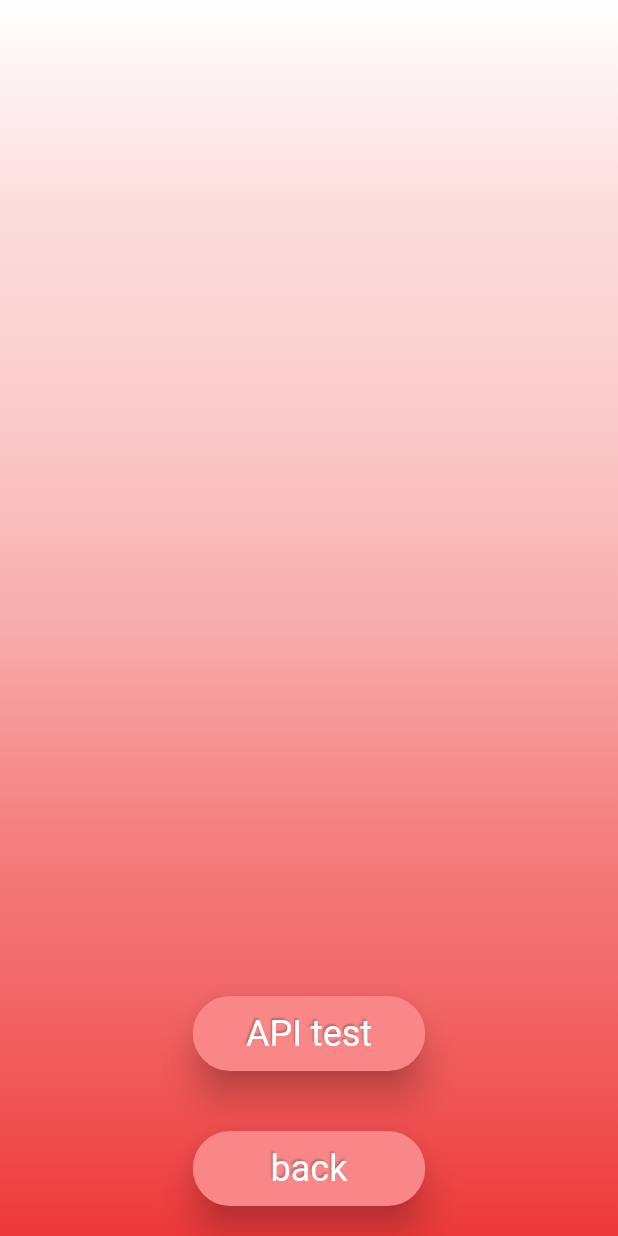
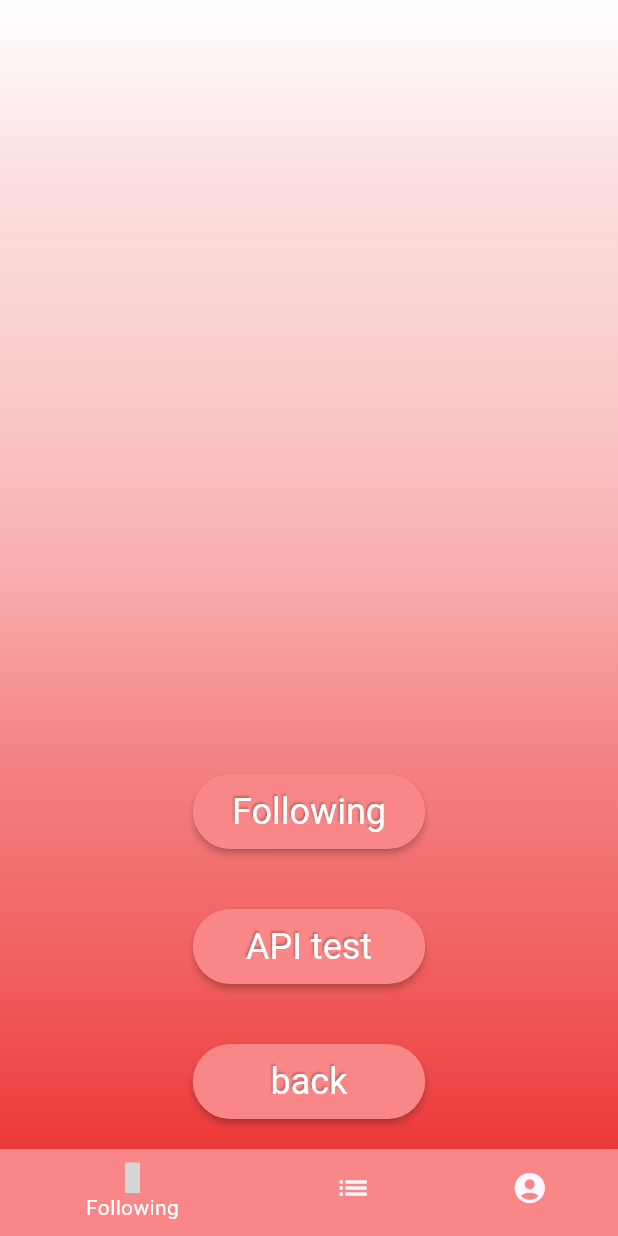
Before and after one commit to VladiPav/diplomna-rabota, a Flutter app: the ProfileScreen screen opened by its route, on a phone screen of 412 x 824 dp. Run offline on Flutter 3.47's test engine with Material 2 defaults, Android fonts, the phone set to English and light mode, and no system bars; our stand-ins replace dio, firebase_auth, firebase_core, flutter_dotenv, flutter_riverpod, flutter_spinkit and 1 more; accounts and stored records are empty; network calls fail; grey boxes are pictures that could not be loaded.

Commit message:
switched to material3 and started to add navbar and following page

```diff
--- /dev/null
+++ b/frontend/list_app/lib/presentation/common_providers/bottom_navbar_provider.dart
@@ -0,0 +1,3 @@
+import 'package:flutter_riverpod/flutter_riverpod.dart';
+
+final bottomNavigationBarStateProvider = StateProvider((ref) => null);
--- a/frontend/list_app/lib/presentation/themes/themes.dart
+++ b/frontend/list_app/lib/presentation/themes/themes.dart
@@ -1,12 +1,12 @@
 import 'package:flutter/material.dart';
 
-const Color primaryColor = Color(0xfffa8787);
-const Color accentColor = Color(0xfffcb8b8);
+const Color primaryColor = Color(0xffFA8787);
+const Color accentColor = Color(0xffFFE1E1);
 const Color customGray1 = Color(0xffd9d9d9);
 
 
 
 
 ThemeData getThemeData() => ThemeData(
-  useMaterial3: false
+  useMaterial3: true
 );
--- a/frontend/list_app/lib/presentation/util/route_manager.dart
+++ b/frontend/list_app/lib/presentation/util/route_manager.dart
@@ -1,9 +1,10 @@
 import 'package:flutter/material.dart';
 
 import '../views/screens/access_validation/access_validation_screen.dart';
-import '../views/screens/login_screen/login.dart';
-import '../views/screens/profile_screen/profileScreen.dart';
-import '../views/screens/register_screen/register.dart';
+import '../views/screens/following_screen/following_screen.dart';
+import '../views/screens/login_screen/login_screen.dart';
+import '../views/screens/profile_screen/profile_screen.dart';
+import '../views/screens/register_screen/register_screen.dart';
 
 final GlobalKey<NavigatorState> navigatorKey = GlobalKey<NavigatorState>();
 final scaffoldKey = GlobalKey<ScaffoldMessengerState>();
@@ -13,6 +14,7 @@ class Routes {
   static const String login = 'login';
   static const String register = 'register';
   static const String profile = 'profile';
+  static const String following = 'following';
 }
 
 
@@ -35,6 +37,10 @@ class AppRouter {
         return MaterialPageRoute(
           builder: (_) => const ProfileScreen(),
         );
+      case Routes.following:
+        return MaterialPageRoute(
+          builder: (_) => const FollowingScreen(),
+        );
       default:
         throw const FormatException('Route not found!');
     }
--- /dev/null
+++ b/frontend/list_app/lib/presentation/views/custom_widgets/custom_bottom_nav_bar.dart
@@ -0,0 +1,46 @@
+import 'package:flutter/material.dart';
+import 'package:flutter_riverpod/flutter_riverpod.dart';
+import 'package:flutter_svg/flutter_svg.dart';
+
+import '../../themes/themes.dart';
+
+final navbarIndexProvider = StateProvider<int>((ref) => 0);
+
+class CustomNavBar extends ConsumerWidget {
+  const CustomNavBar({
+    super.key,
+  });
+
+  @override
+  Widget build(BuildContext context, WidgetRef ref) => BottomNavigationBar(
+        items: [
+          BottomNavigationBarItem(
+            icon: SvgPicture.asset(
+              'assets/icons/followIcon.svg',
+              width: 10,
+              height: 20,
+              color: Colors.white,
+            ),
+            label: 'Following',
+            backgroundColor: primaryColor,
+          ),
+          const BottomNavigationBarItem(
+            icon: Icon(Icons.list),
+            label: 'Lists',
+            backgroundColor: primaryColor,
+          ),
+          const BottomNavigationBarItem(
+            icon: Icon(Icons.account_circle),
+            label: 'Profile',
+            backgroundColor: primaryColor,
+          ),
+
+        ],
+        type: BottomNavigationBarType.shifting,
+        currentIndex: ref.watch(navbarIndexProvider),
+        selectedItemColor: Colors.white,
+        onTap: (index) {
+          ref.read(navbarIndexProvider.notifier).update((state) => index);
+        },
+      );
+}
--- a/frontend/list_app/lib/presentation/views/custom_widgets/custom_button.dart
+++ b/frontend/list_app/lib/presentation/views/custom_widgets/custom_button.dart
@@ -30,13 +30,16 @@ class CustomButton extends StatelessWidget {
   Widget build(BuildContext context) {
     return ElevatedButton(
       style: ButtonStyle(
+        overlayColor: MaterialStateProperty.all<Color>(
+          Color.fromRGBO(255, 255, 255, 0.2),
+        ),
         foregroundColor: MaterialStateProperty.all<Color>(
           foregroundColor ?? Colors.white,
         ),
         backgroundColor: MaterialStateProperty.all<Color>(
-          backgroundColor ?? primaryColor,
+            backgroundColor ?? primaryColor
         ),
-        elevation: MaterialStateProperty.all<double>(elevation ?? 10),
+        elevation: MaterialStateProperty.all<double>(elevation ?? 2),
         shape: MaterialStateProperty.all<RoundedRectangleBorder>(
           RoundedRectangleBorder(
             borderRadius: BorderRadius.circular(borderRadius ?? 10),
--- a/frontend/list_app/lib/presentation/views/custom_widgets/custom_text_field.dart
+++ b/frontend/list_app/lib/presentation/views/custom_widgets/custom_text_field.dart
@@ -33,7 +33,6 @@ class CustomTextField extends StatelessWidget {
         const Padding(padding: EdgeInsets.only(bottom: 10)),
         Material(
           borderRadius: BorderRadius.circular(30),
-          elevation: 5,
           color: fieldColor,
           child: TextField(
             onChanged: func,
--- a/frontend/list_app/lib/presentation/views/screens/access_validation/access_validation_screen.dart
+++ b/frontend/list_app/lib/presentation/views/screens/access_validation/access_validation_screen.dart
@@ -4,9 +4,9 @@ import 'package:flutter_spinkit/flutter_spinkit.dart';
 import 'package:list_app/presentation/common_providers/auth_state_provider.dart';
 import 'package:list_app/presentation/common_providers/repository_providers.dart';
 import 'package:list_app/presentation/themes/themes.dart';
-import 'package:list_app/presentation/views/screens/profile_screen/profileScreen.dart';
+import 'package:list_app/presentation/views/screens/profile_screen/profile_screen.dart';
 
-import '../login_screen/login.dart';
+import '../login_screen/login_screen.dart';
 
 
 class AccessValidator extends ConsumerWidget {
--- /dev/null
+++ b/frontend/list_app/lib/presentation/views/screens/following_screen/following_screen.dart
@@ -0,0 +1,108 @@
+import 'package:flutter/material.dart';
+import 'package:flutter_riverpod/flutter_riverpod.dart';
+
+import '../../../themes/themes.dart';
+import '../../custom_widgets/custom_text_field.dart';
+
+final data = [
+  Row(
+    children: [
+      CircleAvatar(),
+      Padding(padding: EdgeInsets.all(8)),
+      Text('Username of person'),
+    ],
+  ),
+  Row(
+    children: [
+      CircleAvatar(),
+      Padding(padding: EdgeInsets.all(8)),
+      Text('Username of person'),
+    ],
+  ),
+  Container(
+    color: Colors.red,
+    child: Row(
+      children: [
+        CircleAvatar(),
+        Padding(padding: EdgeInsets.all(8)),
+        Text('Username of person'),
+      ],
+      crossAxisAlignment: CrossAxisAlignment.center,
+      mainAxisAlignment: MainAxisAlignment.center,
+    ),
+  )
+];
+
+class FollowingScreen extends ConsumerWidget {
+  const FollowingScreen({
+    Key? key,
+  }) : super(key: key);
+
+  @override
+  Widget build(BuildContext context, WidgetRef ref) {
+    return Scaffold(
+      body: SafeArea(
+        child: Column(
+          children: [
+            Padding(
+              padding: const EdgeInsets.all(8.0),
+              child: Container(
+                decoration: BoxDecoration(
+                  borderRadius: BorderRadius.circular(30),
+                  border: Border.all(color: primaryColor, width: 3),
+                ),
+                child: TextField(
+                  decoration: InputDecoration(
+                    hintText: 'Find user...',
+                    enabledBorder: InputBorder.none,
+                    border: InputBorder.none,
+                    focusedBorder: InputBorder.none,
+                    filled: false,
+                    contentPadding: const EdgeInsets.only(left: 20),
+                  ),
+                ),
+              ),
+            ),
+            Expanded(
+              child: Padding(
+                padding: const EdgeInsets.all(8.0),
+                child: Container(
+                  decoration: BoxDecoration(
+                    borderRadius: BorderRadius.circular(30),
+                    color: accentColor,
+                  ),
+                  child: ListView.builder(
+                    itemCount: data == null ? 0 : data.length,
+                    itemBuilder: (BuildContext context, int index) {
+                      if (index == 0) {
+                        // return the header
+                        return Row(
+                          children: [
+                            Expanded(
+                                child: TextButton(
+                              onPressed: () => {},
+                              child: Text('Following'),
+                            )),
+                            Expanded(
+                                child: TextButton(
+                              onPressed: () => {},
+                              child: Text('Followers'),
+                            ))
+                          ],
+                        );
+                      }
+                      index -= 1;
+                      // return row
+                      var row = data[index];
+                      return row;
+                    },
+                  ),
+                ),
+              ),
+            ),
+          ],
+        ),
+      ),
+    );
+  }
+}
--- a/frontend/list_app/lib/presentation/views/screens/profile_screen/profileScreen.dart
+++ b/frontend/list_app/lib/presentation/views/screens/profile_screen/profile_screen.dart
@@ -5,6 +5,7 @@ import 'package:flutter_spinkit/flutter_spinkit.dart';
 import '../../../themes/themes.dart';
 import '../../../util/route_manager.dart';
 import '../../custom_widgets/custom_alert_dialog.dart';
+import '../../custom_widgets/custom_bottom_nav_bar.dart';
 import '../../custom_widgets/custom_button.dart';
 import 'profile_providers.dart';
 
@@ -39,6 +40,19 @@ class ProfileScreen extends ConsumerWidget {
             Column(
               mainAxisAlignment: MainAxisAlignment.end,
               children: [
+                Padding(
+                  padding: const EdgeInsets.all(20.0),
+                  child: CustomButton(
+                    width: 155,
+                    height: 50,
+                    fontSize: 24,
+                    text: 'Following',
+                    borderRadius: 100,
+                    func: () => {
+                      Navigator.pushReplacementNamed(context, Routes.following)
+                    },
+                  ),
+                ),
                 Padding(
                   padding: const EdgeInsets.all(20.0),
                   child: CustomButton(
@@ -85,6 +99,7 @@ class ProfileScreen extends ConsumerWidget {
           ],
         ),
       ),
+      bottomNavigationBar: const CustomNavBar(),
     );
   }
 }
--- a/frontend/list_app/lib/presentation/views/screens/register_screen/register_controller.dart
+++ b/frontend/list_app/lib/presentation/views/screens/register_screen/register_controller.dart
@@ -27,9 +27,6 @@ class RegisterController extends StateNotifier<void> {
       password: password,
     )
         .then(
-          (value) => _authRepository.getCurrentUser()!.sendEmailVerification(),
-    )
-        .then(
           (value) => navigateToAuth(),
     );
 
```
Also changed, not shown: frontend/list_app/lib/presentation/views/screens/home_screen.dart (added, +13 -0 lines), frontend/list_app/pubspec.yaml (+3 -73 lines), frontend/list_app/assets/icons/followIcon.svg (added), frontend/list_app/lib/presentation/views/screens/login_screen/login_screen.dart (renamed from frontend/list_app/lib/presentation/views/screens/login_screen/login.dart), frontend/list_app/lib/presentation/views/screens/register_screen/register_screen.dart (renamed from frontend/list_app/lib/presentation/views/screens/register_screen/register.dart), frontend/list_app/pubspec.lock, 3 other files.
